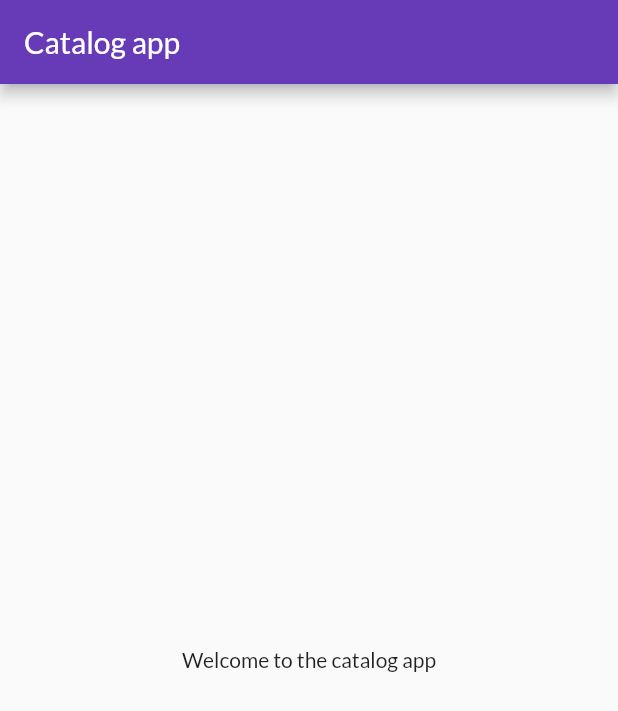
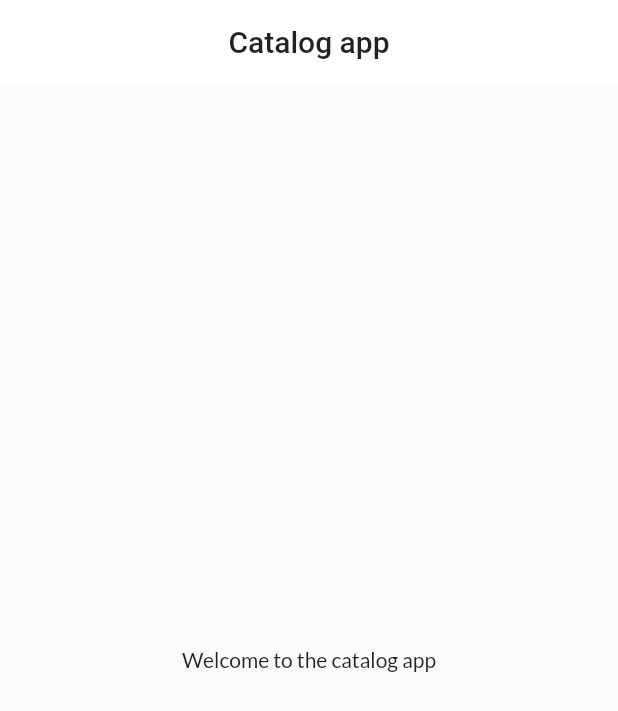
Before and after one commit to nischal08/catalog_app, a Flutter app: the screen it shows after launch, on a phone screen of 412 x 824 dp. Shown: the top 711 px of the screen. Run offline on Flutter 3.47's test engine with Material 2 defaults, Android fonts, the light colour scheme and no system bars; our stand-ins replace google_fonts.

Commit message:
completed day10

```diff
--- a/lib/main.dart
+++ b/lib/main.dart
@@ -1,5 +1,6 @@
 import 'package:catalog_app/pages/home_page.dart';
 import 'package:catalog_app/pages/login_page.dart';
+import 'package:catalog_app/widgets/themes.dart';
 import 'package:flutter/material.dart';
 import 'package:google_fonts/google_fonts.dart';
 
@@ -12,13 +13,8 @@ class MyApp extends StatelessWidget {
   Widget build(BuildContext context) {
     return MaterialApp(
       themeMode: ThemeMode.system,
-      theme: ThemeData(
-        fontFamily: GoogleFonts.lato().fontFamily,
-        primarySwatch: Colors.deepPurple,
-      ),
-      darkTheme: ThemeData(
-        brightness: Brightness.dark,
-      ),
+      theme: MyTheme.lightTheme(context),
+      darkTheme: MyTheme.darkTheme(context),
       initialRoute: HomePage.routeName,
       routes: {
         HomePage.routeName: (context) => HomePage(),
--- /dev/null
+++ b/lib/widgets/themes.dart
@@ -0,0 +1,18 @@
+import 'package:flutter/material.dart';
+import 'package:google_fonts/google_fonts.dart';
+
+class MyTheme {
+  static ThemeData lightTheme(BuildContext context) => ThemeData(
+        fontFamily: GoogleFonts.lato().fontFamily,
+        primarySwatch: Colors.deepPurple,
+        appBarTheme: AppBarTheme(
+            centerTitle: true,
+            color: Colors.white,
+            elevation: 0.0,
+            iconTheme: IconThemeData(color: Colors.black),
+            textTheme: Theme.of(context).textTheme),
+      );
+  static ThemeData darkTheme(BuildContext context) => ThemeData(
+        brightness: Brightness.dark,
+      );
+}
```
Also changed, not shown: lib/pages/home_page.dart (line endings or trailing spaces).
